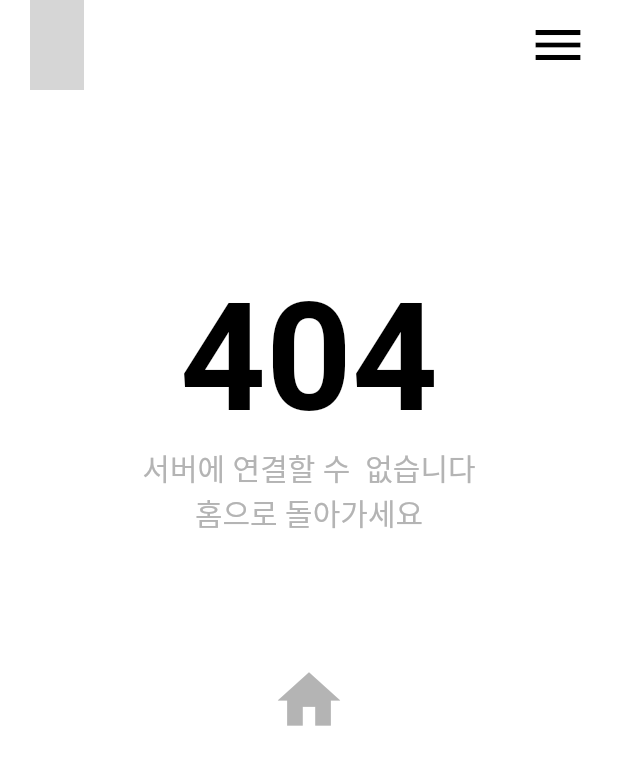
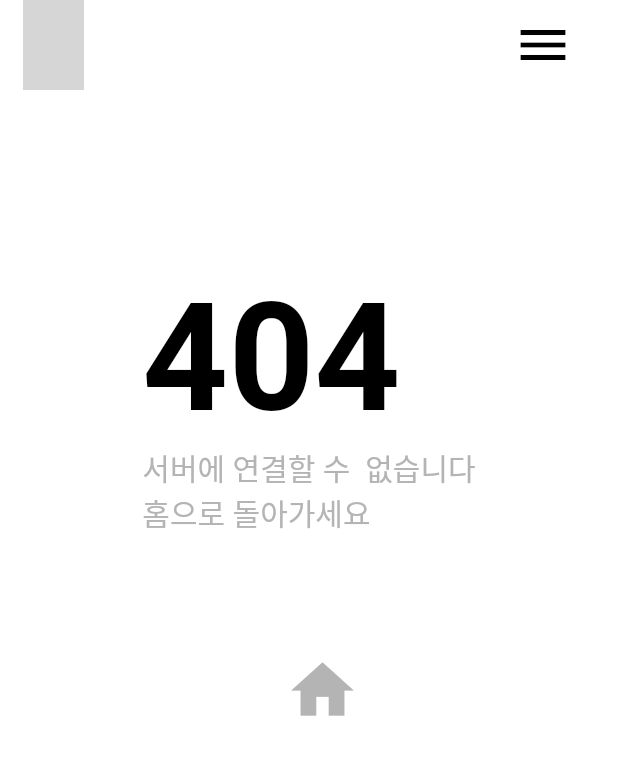
Before and after one commit to JennaEscher/Food.duck-App-Project, a Flutter app: the Neterr screen opened directly, on a phone screen of 412 x 824 dp. Shown: the top 765 px of the screen. Run offline on Flutter 3.47's test engine with Material 2 defaults, Android fonts, the phone set to English and light mode, and no system bars; our stand-ins replace firebase_core, firebase_storage, internet_connection_checker_plus; missing offline and left inert: korea_regexp; accounts and stored records are empty; generated files the repository leaves out were written again; network calls fail; Roboto replaces fonts that are missing (NanumSquareB.ttf); grey boxes are pictures that could not be loaded.

Commit message:
Revert "테스트용"

```diff
--- a/main/lib/neterr.dart
+++ b/main/lib/neterr.dart
@@ -1,5 +1,4 @@
 import 'package:flutter/material.dart';
-import 'widget.dart';
 import 'drawer.dart';
 import 'home_page.dart';
 
@@ -18,7 +17,38 @@ class Neterr extends StatelessWidget {
 
       key: scaffoldKey,
       backgroundColor: Colors.white,
-      appBar: CustomAppBar(scaffoldKey: scaffoldKey),
+      appBar: AppBar(//공통 앱바 안건드림
+        //drawer기능 때문에 Appbar 필요
+        toolbarHeight: 60,
+        backgroundColor: Colors.transparent,
+        elevation: 0, // 그림자
+        actions: [
+          Padding(
+            padding: const EdgeInsets.only(
+                right: 30.0), //top:10 하거나 Appbar의 height올릴수도 있음
+            child: IconButton(
+              icon: const Icon(
+                Icons.menu,
+                color: Colors.black,
+                size: 40,
+              ),
+              onPressed: () {
+                scaffoldKey.currentState?.openEndDrawer();
+              },
+            ),
+          ),
+        ],
+        leading:
+        Padding(
+            padding: const EdgeInsets.only(
+                left: 15.0),
+                child:Image.asset(
+          'assets/images/icon.png',
+          height: 40,
+          width: 40,
+          ),
+        ),
+      ),
       endDrawer: const SafeArea(
         child: Drawer(
           shape: RoundedRectangleBorder(
@@ -28,6 +58,7 @@ class Neterr extends StatelessWidget {
           child: CustomDrawer(), // CustomDrawer 위젯 사용
         ),
       ),
+
       body: Padding(//스크롤(열(텍스트, 자리용빈칸, 홈버튼))으로 구성됨
 
         padding: const EdgeInsets.all(10),
@@ -52,7 +83,6 @@ class Neterr extends StatelessWidget {
                       fontWeight: FontWeight.bold, color: Color.fromRGBO(0, 0, 0, 1),
 
                       ),
-
                     ),
 
                     TextSpan(text:"서버에 연결할 수  없습니다\n홈으로 돌아가세요",style:TextStyle(
@@ -61,8 +91,7 @@ class Neterr extends StatelessWidget {
                       color: Color.fromRGBO(180, 180, 180, 1)),
                     ),
                   ]
-                ),
-                textAlign: TextAlign.center,
+                )
                 ),
               ),
 
@@ -70,12 +99,8 @@ class Neterr extends StatelessWidget {
                 height: 30,
               ),
 
-              SizedBox(
-                width:80,
-                height:80,
-
-                child:IconButton(
-                icon: const Icon(
+              IconButton(
+              icon: const Icon(
                 Icons.home,//왜 아이콘이 삐져나오지???
                 color: Color.fromRGBO(180, 180, 180, 1),
                 size: 50,
@@ -87,8 +112,6 @@ class Neterr extends StatelessWidget {
                 );
               },
               ),
-              ),
-
 
 
 
```
